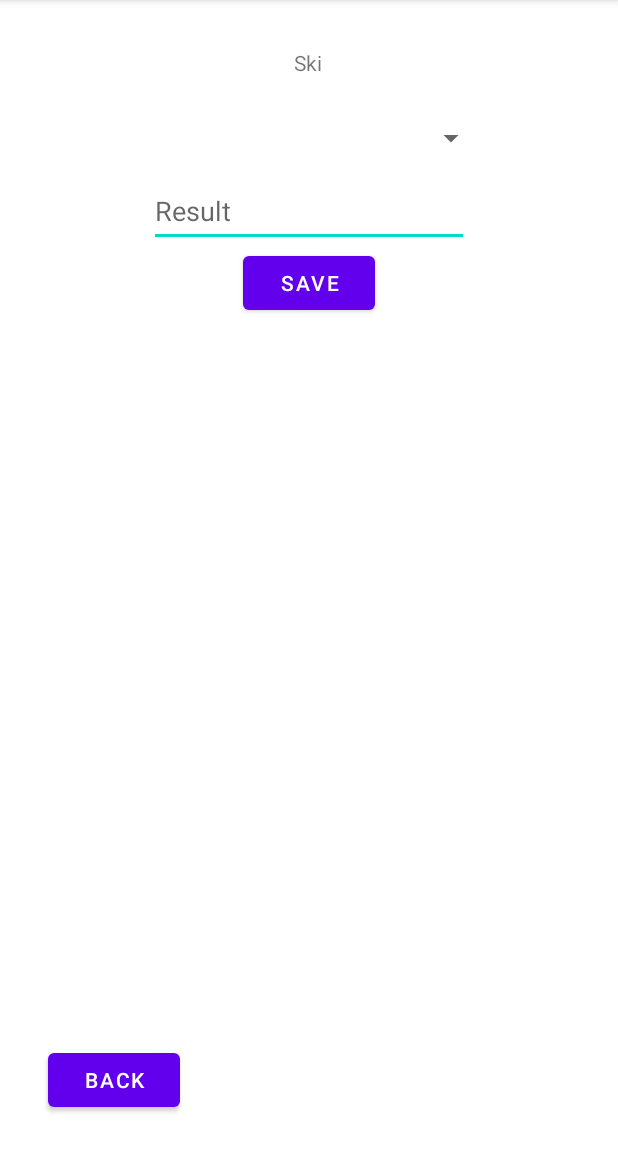
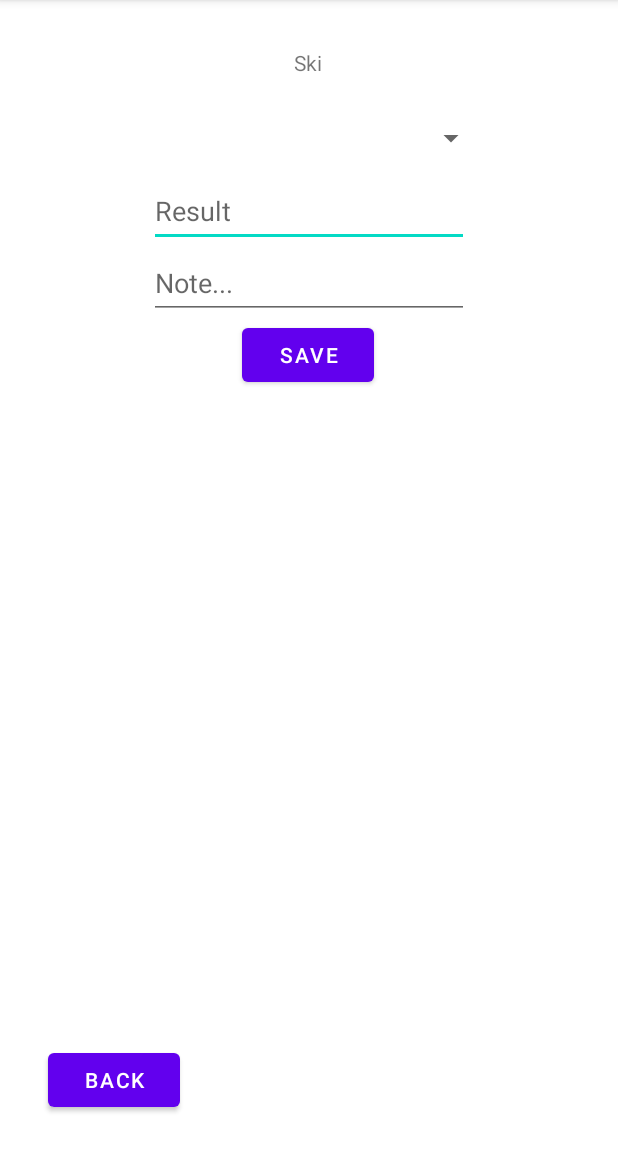
Before and after one commit to ErlebachTomas/DP-SkiGlideTestingApp, an Android app: the screen it shows after launch (MeasurementActivity), on a phone screen of 412 x 824 dp, the part 84-1236 px from its top. Run offline under Robolectric (Android 15) with nearby library versions, the phone set to English and light mode, and no system bars; our stand-ins replace Room's generated code.

Commit message:
Ski Ride Fragment

```diff
--- a/app/src/main/java/cz/erlebach/skitesting/MainActivity.kt
+++ b/app/src/main/java/cz/erlebach/skitesting/MainActivity.kt
@@ -22,7 +22,7 @@ import cz.erlebach.skitesting.databinding.ActivityMainBinding
 import cz.erlebach.skitesting.fragments.HomeFragment
 import cz.erlebach.skitesting.fragments.LoginFragment
 import cz.erlebach.skitesting.fragments.NoConnectionFragment
-import cz.erlebach.skitesting.interfaces.IAccountManagement
+import cz.erlebach.skitesting.common.interfaces.IAccountManagement
 
 
 class MainActivity : AppCompatActivity(), IAccountManagement {
--- a/app/src/main/java/cz/erlebach/skitesting/MyDatabase.kt
+++ b/app/src/main/java/cz/erlebach/skitesting/MyDatabase.kt
@@ -9,13 +9,14 @@ import cz.erlebach.skitesting.db.SkiDao
 import cz.erlebach.skitesting.db.SkiRideDao
 import cz.erlebach.skitesting.db.TestSessionDao
 import cz.erlebach.skitesting.model.Ski
+import cz.erlebach.skitesting.model.SkiRide
 import cz.erlebach.skitesting.model.TestSession
 import cz.erlebach.skitesting.utils.DateConverters
 
 /**
  * ORM ROOM lokální databáze
  */
-@Database(entities = [Ski::class, TestSession::class], version = 2, exportSchema = false)
+@Database(entities = [Ski::class, TestSession::class, SkiRide::class], version = 2, exportSchema = false)
 @TypeConverters(DateConverters::class)
 abstract class MyDatabase : RoomDatabase() {
 
--- a/app/src/main/java/cz/erlebach/skitesting/interfaces/IAccountManagement.kt
+++ b/app/src/main/java/cz/erlebach/skitesting/common/interfaces/IAccountManagement.kt
@@ -1,4 +1,4 @@
-package cz.erlebach.skitesting.interfaces
+package cz.erlebach.skitesting.common.interfaces
 
 interface IAccountManagement {
 
--- a/app/src/main/java/cz/erlebach/skitesting/db/BaseDao.kt
+++ b/app/src/main/java/cz/erlebach/skitesting/db/BaseDao.kt
@@ -6,6 +6,7 @@ import androidx.room.Update
 
 /**
  * Zakládní template Data Access Object rozhraní pro práci s ROOM databází, definující základní operace
+ * @param T model class
  */
 interface BaseDao<T> {
 
--- a/app/src/main/java/cz/erlebach/skitesting/db/SkiRideDao.kt
+++ b/app/src/main/java/cz/erlebach/skitesting/db/SkiRideDao.kt
@@ -1,11 +1,13 @@
 package cz.erlebach.skitesting.db
 
 import androidx.lifecycle.LiveData
+import androidx.room.Dao
 import androidx.room.Query
 import cz.erlebach.skitesting.MyDatabase
 import cz.erlebach.skitesting.model.SkiRide
 
-interface SkiRideDao : BaseDao<SkiRideDao> {
+@Dao
+interface SkiRideDao : BaseDao<SkiRide> {
 
     @Query("DELETE FROM " + MyDatabase.skiRideTableName)
     suspend fun deleteAllSkiRides()
--- a/app/src/main/java/cz/erlebach/skitesting/repository/BaseRepository.kt
+++ b/app/src/main/java/cz/erlebach/skitesting/repository/BaseRepository.kt
@@ -2,7 +2,7 @@ package cz.erlebach.skitesting.repository
 import cz.erlebach.skitesting.db.BaseDao
 
 /**
- * @param T Dao
+ * @param T model class
  */
 abstract class BaseRepository<T>(private val baseDao: BaseDao<T>) {
 
--- a/app/src/main/java/cz/erlebach/skitesting/repository/SkiRideRepository.kt
+++ b/app/src/main/java/cz/erlebach/skitesting/repository/SkiRideRepository.kt
@@ -1,11 +1,12 @@
 package cz.erlebach.skitesting.repository
 
 import androidx.lifecycle.LiveData
+import cz.erlebach.skitesting.db.BaseDao
 import cz.erlebach.skitesting.db.SkiRideDao
 import cz.erlebach.skitesting.model.SkiRide
 
 
-class SkiRideRepository(private val skiRideDao: SkiRideDao) : BaseRepository<SkiRideDao>(skiRideDao) {
+class SkiRideRepository(private val skiRideDao: SkiRideDao) : BaseRepository<SkiRide>(skiRideDao) {
 
     val readAllData: LiveData<List<SkiRide>> = skiRideDao.getLiveData()
 
--- a/app/src/main/res/layout/fragment_measurement_add_ski_ride.xml
+++ b/app/src/main/res/layout/fragment_measurement_add_ski_ride.xml
@@ -35,7 +35,7 @@
         android:layout_height="wrap_content"
         android:ems="10"
         android:hint="@string/ma_hint_result"
-        android:inputType="textPersonName"
+        android:inputType="number|numberDecimal"
         android:minHeight="48dp"
         app:layout_constraintEnd_toEndOf="parent"
         app:layout_constraintStart_toStartOf="parent"
@@ -47,8 +47,9 @@
         android:layout_height="wrap_content"
         android:text="@string/btn_save"
         app:layout_constraintEnd_toEndOf="parent"
+        app:layout_constraintHorizontal_bias="0.498"
         app:layout_constraintStart_toStartOf="parent"
-        app:layout_constraintTop_toBottomOf="@+id/mf_result" />
+        app:layout_constraintTop_toBottomOf="@+id/mf_note" />
 
     <Button
         android:id="@+id/sr_btnBack"
@@ -59,4 +60,17 @@
         android:text="@string/btn_back"
         app:layout_constraintBottom_toBottomOf="parent"
         app:layout_constraintStart_toStartOf="parent" />
+
+    <EditText
+        android:id="@+id/mf_note"
+        android:layout_width="wrap_content"
+        android:layout_height="wrap_content"
+        android:ems="10"
+        android:hint="@string/ma_hint_note"
+        android:inputType="textPersonName"
+        android:minHeight="48dp"
+        app:layout_constraintEnd_toEndOf="parent"
+        app:layout_constraintStart_toStartOf="parent"
+        app:layout_constraintTop_toBottomOf="@+id/mf_result" />
+
 </androidx.constraintlayout.widget.ConstraintLayout>
--- a/app/src/main/res/navigation/nav_measurement.xml
+++ b/app/src/main/res/navigation/nav_measurement.xml
@@ -22,6 +22,9 @@
         <argument
             android:name="idTestSession"
             app:argType="long" />
+        <action
+            android:id="@+id/action_addSkiRideFragment_to_skiRideListFragment"
+            app:destination="@id/skiRideListFragment" />
     </fragment>
     <fragment
         android:id="@+id/MeasurementFragment"
@@ -31,5 +34,17 @@
         <action
             android:id="@+id/action_MeasurementFragment_to_measurementFormFragment"
             app:destination="@id/measurementFormFragment" />
+        <action
+            android:id="@+id/action_MeasurementFragment_to_skiRideListFragment"
+            app:destination="@id/skiRideListFragment" />
+    </fragment>
+    <fragment
+        android:id="@+id/skiRideListFragment"
+        android:name="cz.erlebach.skitesting.fragments.measurement.SkiRideListFragment"
+        android:label="fragment_measurement_ski_ride_list"
+        tools:layout="@layout/fragment_measurement_ski_ride_list" >
+        <action
+            android:id="@+id/action_skiRideListFragment_to_addSkiRideFragment"
+            app:destination="@id/addSkiRideFragment" />
     </fragment>
 </navigation>
--- a/app/src/main/res/values/strings.xml
+++ b/app/src/main/res/values/strings.xml
@@ -57,6 +57,7 @@
     <!-- MeasurementActivity List -->
     <string name="ma_btn_add">Add</string>
     <string name="ma_hint_result">Result</string>
+    <string name="ma_hint_note">Note...</string>
     <!-- === -->
     <string name="title_activity">Activity</string>
     <!-- Strings used for fragments for navigation -->
```
Also changed, not shown: app/src/main/java/cz/erlebach/skitesting/common/template/BaseViewHolder.kt (added, +11 -0 lines), app/src/main/java/cz/erlebach/skitesting/common/template/GenericRecyclerViewAdapter.kt (added, +21 -0 lines), app/src/main/java/cz/erlebach/skitesting/fragments/measurement/AddSkiRideFragment.kt (+47 -1 lines), app/src/main/java/cz/erlebach/skitesting/fragments/measurement/SkiRideListAdapter.kt (added, +58 -0 lines), app/src/main/java/cz/erlebach/skitesting/fragments/measurement/SkiRideListFragment.kt (added, +58 -0 lines), app/src/main/java/cz/erlebach/skitesting/model/SkiRide.kt (+6 -3 lines), app/src/main/java/cz/erlebach/skitesting/viewModel/SkiRideVM.kt (+3 -5 lines), app/src/main/res/layout/adapter_fragment_measurement_ski_ride_list.xml (added, +13 -0 lines), app/src/main/res/layout/fragment_measurement_ski_ride_list.xml (added, +29 -0 lines), 1 other file.
